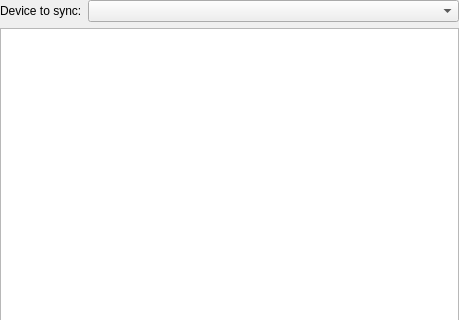
0xd34df00d/leechcraft, file src/plugins/lmp/devicesbrowserwidget.ui: the form before one commit; both pictures show x 0 to 459 and y 0 to 320 of the 459 by 620 pixel window.
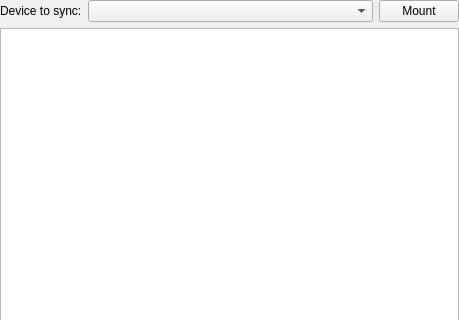
The form after the commit.

Commit message: LMP: mount/umount/device changes.

What changed in the file:
```diff
--- a/src/plugins/lmp/devicesbrowserwidget.ui
+++ b/src/plugins/lmp/devicesbrowserwidget.ui
@@ -36,6 +36,13 @@
        </property>
       </widget>
      </item>
+     <item>
+      <widget class="QPushButton" name="MountButton_">
+       <property name="text">
+        <string>Mount</string>
+       </property>
+      </widget>
+     </item>
     </layout>
    </item>
    <item>
```
The commit also changes 2 other files.
